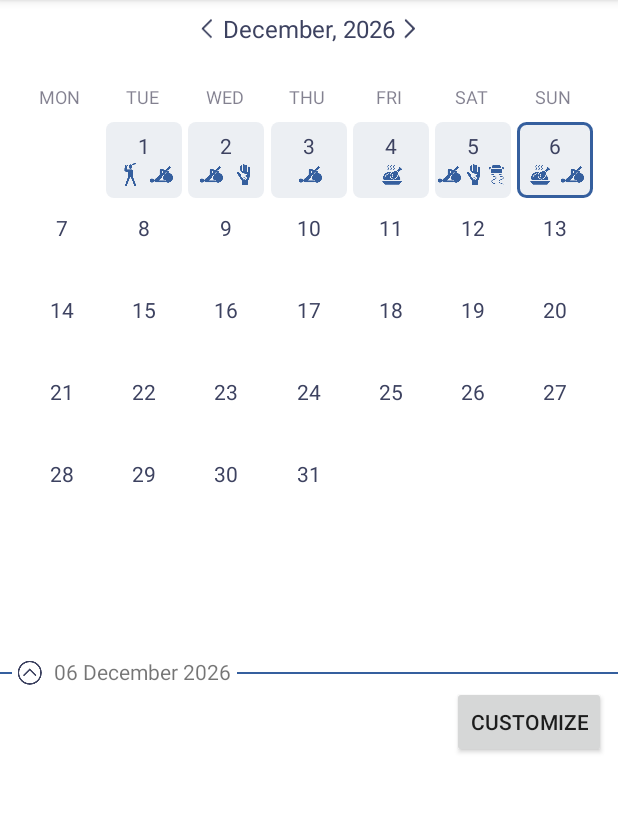
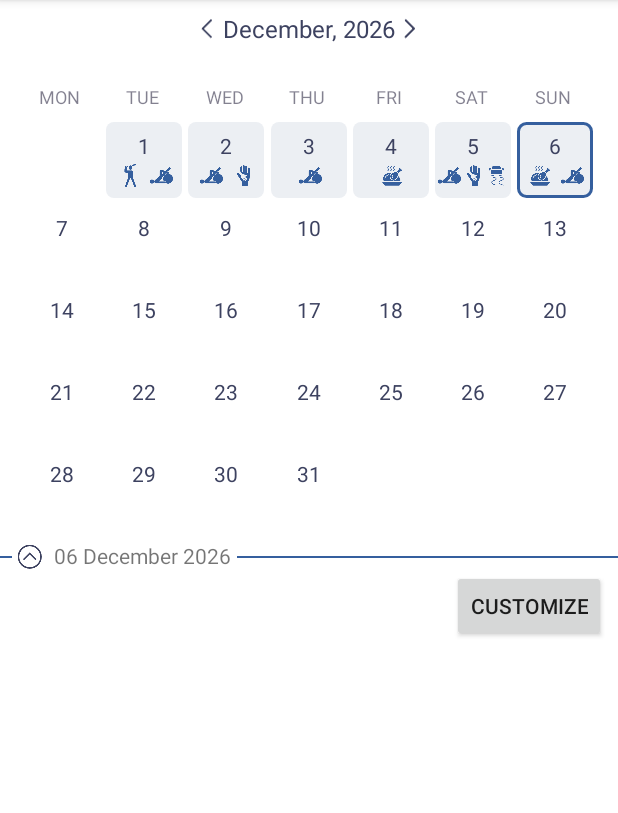
Before and after one commit to loggyourlife/loggenda, an Android app: the screen it shows after launch (MainActivity), on a phone screen of 412 x 824 dp, the part 84-897 px from its top. Run offline under Robolectric (Android 15) with nearby library versions, the phone set to English and light mode, and no system bars; libraries missing offline, so code that uses them is left out: com.github.dewinjm.monthyearpicker; 2 statements that could not run were skipped.

Commit message:
v0.2.0
+Auto height calculation
+Code pptimization

```diff
--- a/app/src/main/java/com/logg/loggenda/sample/MainActivity.kt
+++ b/app/src/main/java/com/logg/loggenda/sample/MainActivity.kt
@@ -70,7 +70,7 @@ class MainActivity : AppCompatActivity(), View.OnClickListener {
         } else {
             LocalDate().dayOfMonth
         }
-        (1..day).forEach {
+        (1..day).forEach { _ ->
             val rnd = getRandomNumber()
             events.add(EventItem(false, iconList!!.shuffled().subList(0, rnd), localeDate, if (rnd == 3) rnd * getRandomNumber() else rnd))
             localeDate = localeDate.plusDays(1)
--- a/app/src/main/res/layout/activity_main.xml
+++ b/app/src/main/res/layout/activity_main.xml
@@ -1,7 +1,6 @@
 <?xml version="1.0" encoding="utf-8"?>
 <android.support.constraint.ConstraintLayout xmlns:android="http://schemas.android.com/apk/res/android"
     xmlns:app="http://schemas.android.com/apk/res-auto"
-    xmlns:tools="http://schemas.android.com/tools"
     android:layout_width="match_parent"
     android:layout_height="match_parent"
     android:background="@android:color/white">
--- a/build.gradle
+++ b/build.gradle
@@ -1,7 +1,7 @@
 // Top-level build file where you can add configuration options common to all sub-projects/modules.
 
 buildscript {
-    ext.kotlin_version = '1.2.61'
+    ext.kotlin_version = '1.2.70'
     repositories {
         google()
         jcenter()
--- a/loggenda/src/main/AndroidManifest.xml
+++ b/loggenda/src/main/AndroidManifest.xml
@@ -1,2 +1 @@
-<manifest xmlns:android="http://schemas.android.com/apk/res/android"
-    package="com.logg.loggenda" />
+<manifest package="com.logg.loggenda" />
--- a/loggenda/src/main/java/com/logg/loggenda/adapter/DayAdapter.kt
+++ b/loggenda/src/main/java/com/logg/loggenda/adapter/DayAdapter.kt
@@ -33,7 +33,7 @@ class DayAdapter(private val data: List<DayItem>?, private var nowDate: LocalDat
         return DayAdapterViewHolder(view)
     }
 
-    fun getItem(position: Int): DayItem? {
+    private fun getItem(position: Int): DayItem? {
         return if (data != null) {
             data[position]
 
@@ -138,9 +138,9 @@ class DayAdapter(private val data: List<DayItem>?, private var nowDate: LocalDat
                 vh.itemView.ivIcon2.setColorFilter(vh.itemView.resources.getColor(R.color.white))
                 vh.itemView.ivIcon3.setColorFilter(vh.itemView.resources.getColor(R.color.white))
             }
-            vh.itemView.setOnClickListener {
-                getItem(vh.adapterPosition)?.date?.let {
-                    if (it.isBefore(nowDate) || it.isEqual(nowDate)) {
+            vh.itemView.setOnClickListener { _ ->
+                getItem(vh.adapterPosition)?.date?.let { date ->
+                    if (date.isBefore(nowDate) || date.isEqual(nowDate)) {
                         oldSelectedDay = selectedDay
                         selectedDay = getItem(vh.adapterPosition)?.date
                         oldSelectedDay?.let {
--- a/loggenda/src/main/java/com/logg/loggenda/adapter/MonthAdapter.kt
+++ b/loggenda/src/main/java/com/logg/loggenda/adapter/MonthAdapter.kt
@@ -3,7 +3,6 @@ package com.logg.loggenda.adapter
 import android.annotation.SuppressLint
 import android.support.v4.view.ViewCompat
 import android.support.v7.widget.GridLayoutManager
-import android.support.v7.widget.LinearSnapHelper
 import android.support.v7.widget.RecyclerView
 import android.view.LayoutInflater
 import android.view.View
@@ -50,7 +49,7 @@ class MonthAdapter(private val data: MutableList<MonthItem>?, private var nowDat
 
     @SuppressLint("ClickableViewAccessibility")
     private fun initChildLayoutManager(vh: MonthAdapterViewHolder, position: Int) {
-        var rvChild = vh.itemView.recyclerDay
+        val rvChild = vh.itemView.recyclerDay
         rvChild.onFlingListener = null
         rvChild.layoutManager = GridLayoutManager(rvChild.context, 7)
         rvChild.setHasFixedSize(true)
--- a/loggenda/src/main/java/com/logg/loggenda/listener/OnCollapseListener.kt
+++ b/loggenda/src/main/java/com/logg/loggenda/listener/OnCollapseListener.kt
@@ -1,7 +1,7 @@
 package com.logg.loggenda.listener
 
 interface OnCollapseListener {
-    fun OnCollapse(isCollapsed: Boolean) {
+    fun onCollapse(isCollapsed: Boolean) {
 
     }
 }
--- a/loggenda/src/main/java/com/logg/loggenda/util/MonthUtils.kt
+++ b/loggenda/src/main/java/com/logg/loggenda/util/MonthUtils.kt
@@ -9,8 +9,8 @@ const val typeSelectedDateEnd = 2
 
 object MonthUtils {
     fun generate3Month(selectedLocalDate: LocalDate, type: Int, isFirstDayWithSunday: Boolean = false): MutableList<MonthItem> {
-        var monthItemList = mutableListOf<MonthItem>()
-        var monthList = mutableListOf<LocalDate>()
+        val monthItemList = mutableListOf<MonthItem>()
+        val monthList = mutableListOf<LocalDate>()
         if (type == typeSelectedDateCenter) {
             monthList.add(selectedLocalDate.minusMonths(1))
             monthList.add(selectedLocalDate)
@@ -23,7 +23,7 @@ object MonthUtils {
         monthList.forEach {
             val startDay = it.dayOfMonth().withMinimumValue()
             val endDay = it.dayOfMonth().withMaximumValue()
-            var dayItemList = mutableListOf<DayItem>()
+            val dayItemList = mutableListOf<DayItem>()
             if (startDay.dayOfWeek != 1) {
                 for (i in 1..(startDay.dayOfWeek - 1)) {
                     dayItemList.add(DayItem(null, null, null, true))
@@ -44,7 +44,7 @@ object MonthUtils {
 
     fun addMonth(lastMonth: LocalDate, isLeftDirection: Boolean = true, isFirstDayWithSunday: Boolean = false): MonthItem? {
         var monthItem: MonthItem? = null
-        var newMonth: LocalDate? = if (isLeftDirection) {
+        val newMonth: LocalDate? = if (isLeftDirection) {
             lastMonth.minusMonths(1)
         } else {
             lastMonth.plusMonths(1)
@@ -52,7 +52,7 @@ object MonthUtils {
         newMonth?.let {
             val startDay = it.dayOfMonth().withMinimumValue()
             val endDay = it.dayOfMonth().withMaximumValue()
-            var dayItemList = mutableListOf<DayItem>()
+            val dayItemList = mutableListOf<DayItem>()
             if (startDay.dayOfWeek != 1) {
                 for (i in 1..(startDay.dayOfWeek - 1)) {
                     dayItemList.add(DayItem(null, null, null, true))
--- a/loggenda/src/main/java/com/logg/loggenda/util/SnapToBlock.kt
+++ b/loggenda/src/main/java/com/logg/loggenda/util/SnapToBlock.kt
@@ -50,15 +50,17 @@ class SnapToBlock internal constructor(// Maxim blocks to move during most vigor
         if (recyclerView != null) {
             mRecyclerView = recyclerView
             val layoutManager = recyclerView.layoutManager as LinearLayoutManager
-            if (layoutManager.canScrollHorizontally()) {
+            when {
+                layoutManager.canScrollHorizontally() -> {
                     mOrientationHelper = OrientationHelper.createHorizontalHelper(layoutManager)
                     mLayoutDirectionHelper = LayoutDirectionHelper(ViewCompat.getLayoutDirection(mRecyclerView!!))
-            } else if (layoutManager.canScrollVertically()) {
+                }
+                layoutManager.canScrollVertically() -> {
                     mOrientationHelper = OrientationHelper.createVerticalHelper(layoutManager)
                     // RTL doesn't matter for vertical scrolling for this class.
                     mLayoutDirectionHelper = LayoutDirectionHelper(RecyclerView.LAYOUT_DIRECTION_LTR)
-            } else {
-                throw IllegalStateException("RecyclerView must be scrollable")
+                }
+                else -> throw IllegalStateException("RecyclerView must be scrollable")
             }
             mScroller = Scroller(mRecyclerView!!.context, sInterpolator)
             initItemDimensionIfNeeded(layoutManager)
@@ -153,10 +155,10 @@ class SnapToBlock internal constructor(// Maxim blocks to move during most vigor
         if (firstVisiblePos >= mPriorFirstPosition) {
             // Scrolling toward bottom of data
             val firstCompletePosition = layoutManager.findFirstCompletelyVisibleItemPosition()
-            if (firstCompletePosition != RecyclerView.NO_POSITION && firstCompletePosition % mBlocksize == 0) {
-                snapPos = firstCompletePosition
+            snapPos = if (firstCompletePosition != RecyclerView.NO_POSITION && firstCompletePosition % mBlocksize == 0) {
+                firstCompletePosition
             } else {
-                snapPos = roundDownToBlockSize(firstVisiblePos + mBlocksize)
+                roundDownToBlockSize(firstVisiblePos + mBlocksize)
             }
         } else {
             // Scrolling toward top of data
@@ -186,12 +188,15 @@ class SnapToBlock internal constructor(// Maxim blocks to move during most vigor
             return
         }
 
-        if (layoutManager.canScrollHorizontally()) {
+        when {
+            layoutManager.canScrollHorizontally() -> {
                 mItemDimension = child.width
                 mBlocksize = getSpanCount(layoutManager) * (mRecyclerView!!.width / mItemDimension)
-        } else if (layoutManager.canScrollVertically()) {
+            }
+            layoutManager.canScrollVertically() -> {
                 mItemDimension = child.height
                 mBlocksize = getSpanCount(layoutManager) * (mRecyclerView!!.height / mItemDimension)
+            }
         }
         mMaxPositionsToMove = mBlocksize * mMaxFlingBlocks
     }
@@ -242,11 +247,7 @@ class SnapToBlock internal constructor(// Maxim blocks to move during most vigor
     internal constructor(direction: Int) {
 
         // Is the layout an RTL one?
-        private val mIsRTL: Boolean
-
-        init {
-            mIsRTL = direction == View.LAYOUT_DIRECTION_RTL
-        }
+        private val mIsRTL: Boolean = direction == View.LAYOUT_DIRECTION_RTL
 
         /*
             Calculate the amount of scroll needed to align the target view with the layout edge.
@@ -350,7 +351,7 @@ class SnapToBlock internal constructor(// Maxim blocks to move during most vigor
             t * t * t + 1.0f
         }
 
-        private val MILLISECONDS_PER_INCH = 100f
-        private val TAG = "SnapToBlock"
+        private const val MILLISECONDS_PER_INCH = 100f
+        private const val TAG = "SnapToBlock"
     }
 }
--- a/loggenda/src/main/java/com/logg/loggenda/util/ViewUtils.kt
+++ b/loggenda/src/main/java/com/logg/loggenda/util/ViewUtils.kt
@@ -24,9 +24,9 @@ object ViewUtils {
             shortWeekDays.removeAt(0)
             shortWeekDays.add(tempDay)
         }
-        shortWeekDays.forEach {
+        shortWeekDays.forEach { days ->
             val textView = TextView(rootLayout.context)
-            textView.text = it.toUpperCase(locale)
+            textView.text = days.toUpperCase(locale)
             textView.textSize = textSize
             val lparams = LinearLayout.LayoutParams(LinearLayout.LayoutParams.MATCH_PARENT, convertDpToPixel(rootLayout.context, 25))
             lparams.weight = 1f
@@ -51,11 +51,11 @@ object ViewUtils {
         return (width - convertDpToPixel(context, (16 + marginDp))) / 7
     }
 
-    fun convertPixelsToDp(context: Context, px: Float): Float {
+    /*fun convertPixelsToDp(context: Context, px: Float): Float {
         val metrics = context.resources.displayMetrics
         val dp = px / (metrics.densityDpi / 160f)
         return Math.round(dp).toFloat()
-    }
+    }*/
 
     fun convertDpToPixel(context: Context, dp: Int): Int {
         val metrics = context.resources.displayMetrics
--- a/loggenda/src/main/java/com/logg/loggenda/widget/Loggenda.kt
+++ b/loggenda/src/main/java/com/logg/loggenda/widget/Loggenda.kt
@@ -2,6 +2,7 @@ package com.logg.loggenda.widget
 
 import android.content.Context
 import android.graphics.Typeface
+import android.os.Handler
 import android.support.annotation.ColorInt
 import android.support.v4.app.FragmentManager
 import android.support.v4.view.ViewCompat
@@ -49,13 +50,15 @@ class Loggenda @JvmOverloads constructor(
     }
 
     fun setEvents(eventItems: MutableList<EventItem>?, position: Int) {
-        monthAdapter?.getItem(position)!!.dayItems.forEach { dayItem ->
-            eventItems?.firstOrNull { it.date == dayItem.date }?.let {
-                dayItem.eventItem = it
+        Handler().post {
+            monthAdapter?.getItem(position)!!.dayItems.forEach { dayItem ->
+                eventItems?.firstOrNull { it.date == dayItem.date }?.let {
+                    dayItem.eventItem = it
+                }
             }
+            monthAdapter?.notifyItemChanged(position)
+            monthLayoutManager?.setScrollEnabled(true)
         }
-        monthAdapter?.notifyItemChanged(position)
-        monthLayoutManager?.setScrollEnabled(true)
     }
 
     fun setMonthChangeListener(monthChangeListener: BaseMonthChangeListener?) {
@@ -111,12 +114,10 @@ class Loggenda @JvmOverloads constructor(
                 if (snapPosition == 0) {
                     monthAdapter?.addMonth(MonthUtils.addMonth(monthAdapter?.getItem(snapPosition)!!.monthDate, true)!!, true)
                     snapPosition += 1
-                    snapHelper?.snappedPosition = snapPosition
                     previousMonthPosition += 1
                 } else if (snapPosition == monthAdapter?.itemCount!! - 1 && monthAdapter?.getItem(snapPosition)!!.monthDate != LocalDate().dayOfMonth().withMinimumValue()) {
                     monthAdapter?.addMonth(MonthUtils.addMonth(monthAdapter?.getItem(snapPosition)!!.monthDate, false)!!, false)
                     snapPosition -= 1
-                    snapHelper?.snappedPosition = snapPosition
                     previousMonthPosition -= 1
                 }
                 if (previousMonthPosition != snapPosition) {
@@ -124,11 +125,13 @@ class Loggenda @JvmOverloads constructor(
                     monthLayoutManager?.setScrollEnabled(false)
                     monthChangeListener?.onMonthChange(monthAdapter?.getItem(snapPosition)!!.monthDate, snapPosition)
                 }
+                snapHelper?.snappedPosition = snapPosition
                 monthAdapter?.notifyItemChanged(snapPosition)
                 updateMonthName(snapPosition)
+                refreshView()
             }
         })
-        btnNext?.setOnClickListener {
+        btnNext?.setOnClickListener { view ->
             monthAdapter?.getItem(snapHelper?.snappedPosition!!)?.let {
                 if (!it.monthDate.isEqual(nowDate?.dayOfMonth()?.withMinimumValue())) {
                     expand()
@@ -200,12 +203,23 @@ class Loggenda @JvmOverloads constructor(
     override fun onMeasure(widthMeasureSpec: Int, heightMeasureSpec: Int) {
         super.onMeasure(widthMeasureSpec, heightMeasureSpec)
         if (measuredViewHeight == 0) {
+            val rowCount: Int = monthAdapter?.let { adapter ->
+                adapter.getItem(snapHelper!!.snappedPosition)?.dayItems?.let {
+                    Math.ceil((it.size).toDouble() / 7).toInt()
+                } ?: run {
+                    6
+                }
+            } ?: run {
+                6
+            }
             layoutParams.height = (tvMonthName.measuredHeight + tvCalendarInfo.measuredHeight
-                    + dayNameViewGroup.measuredHeight + ((dayItemHeight) * 7))
+                    + dayNameViewGroup.measuredHeight + dayItemHeight * rowCount
+                    + rowCount * ViewUtils.convertDpToPixel(context, 4) + ViewUtils.convertDpToPixel(context, 4))
+
             measuredViewHeight = layoutParams.height
             isCollapsed = false
             monthLayoutManager?.setScrollEnabled(true)
-            onCollapseListener?.OnCollapse(isCollapsed)
+            onCollapseListener?.onCollapse(isCollapsed)
         }
     }
 
@@ -217,7 +231,7 @@ class Loggenda @JvmOverloads constructor(
             ViewUtils.collapse(this, 0,
                     (tvMonthName.measuredHeight + tvCalendarInfo.measuredHeight
                             + dayNameViewGroup.measuredHeight + dayItemHeight + ViewUtils.convertDpToPixel(context, 4)))
-            onCollapseListener?.OnCollapse(isCollapsed)
+            onCollapseListener?.onCollapse(isCollapsed)
         }
     }
 
@@ -228,7 +242,7 @@ class Loggenda @JvmOverloads constructor(
             //recyclerView.isLayoutFrozen = false
             //layoutParams.height = WRAP_CONTENT
             ViewUtils.expand(this, 0, measuredViewHeight)
-            onCollapseListener?.OnCollapse(isCollapsed)
+            onCollapseListener?.onCollapse(isCollapsed)
         }
     }
 
--- a/loggenda/src/main/res/layout/layout_loggenda.xml
+++ b/loggenda/src/main/res/layout/layout_loggenda.xml
@@ -18,7 +18,7 @@
         android:orientation="horizontal"
         app:layout_constraintEnd_toEndOf="parent"
         app:layout_constraintStart_toStartOf="parent"
-        app:layout_constraintTop_toBottomOf="@+id/constraintLayout"></LinearLayout>
+        app:layout_constraintTop_toBottomOf="@+id/constraintLayout"/>
 
     <android.support.constraint.ConstraintLayout
         android:id="@+id/constraintLayout"
--- a/loggenda/src/main/res/layout/recycler_day_item.xml
+++ b/loggenda/src/main/res/layout/recycler_day_item.xml
@@ -5,7 +5,7 @@
     android:layout_width="wrap_content"
     android:layout_height="wrap_content"
     android:layout_marginBottom="4dp"
-    android:layout_marginLeft="4dp">
+    android:layout_marginStart="4dp">
 
     <View
         android:id="@+id/viewReminderDot"
@@ -20,11 +20,13 @@
 
     <TextView
         android:id="@+id/tvDay"
-        android:layout_width="wrap_content"
-        android:layout_height="wrap_content"
+        android:layout_width="30dp"
+        android:layout_height="20dp"
         android:layout_marginEnd="8dp"
         android:layout_marginStart="8dp"
         android:layout_marginTop="6dp"
+        android:gravity="center"
+        android:textAlignment="center"
         android:textColor="@color/oxford_blue"
         app:layout_constraintEnd_toEndOf="parent"
         app:layout_constraintStart_toStartOf="parent"
@@ -75,20 +77,16 @@
 
     <TextView
         android:id="@+id/tvMoreCount"
-        android:layout_width="0dp"
-        android:layout_height="15dp"
+        android:layout_width="wrap_content"
+        android:layout_height="wrap_content"
         android:layout_marginEnd="2dp"
         android:layout_marginTop="2dp"
+        android:maxLength="4"
         android:maxLines="1"
         android:textAlignment="textEnd"
         android:textColor="@color/azure"
         android:textSize="8sp"
-        android:visibility="gone"
-        android:autoSizeMaxTextSize="8dp"
-        android:autoSizeMinTextSize="4dp"
-        android:autoSizeStepGranularity="1dp"
-        android:autoSizeTextType="uniform"
-        app:layout_constraintDimensionRatio="w,1:1"
+        android:visibility="visible"
         app:layout_constraintEnd_toEndOf="parent"
         app:layout_constraintHorizontal_bias="1.0"
         app:layout_constraintStart_toStartOf="parent"
--- a/loggenda/src/main/res/layout/recycler_month_item.xml
+++ b/loggenda/src/main/res/layout/recycler_month_item.xml
@@ -1,6 +1,5 @@
 <?xml version="1.0" encoding="utf-8"?>
 <LinearLayout xmlns:android="http://schemas.android.com/apk/res/android"
-    xmlns:app="http://schemas.android.com/apk/res-auto"
     android:layout_width="match_parent"
     android:layout_height="match_parent">
 
```
Lines whose indentation alone changed are shown as unchanged.
